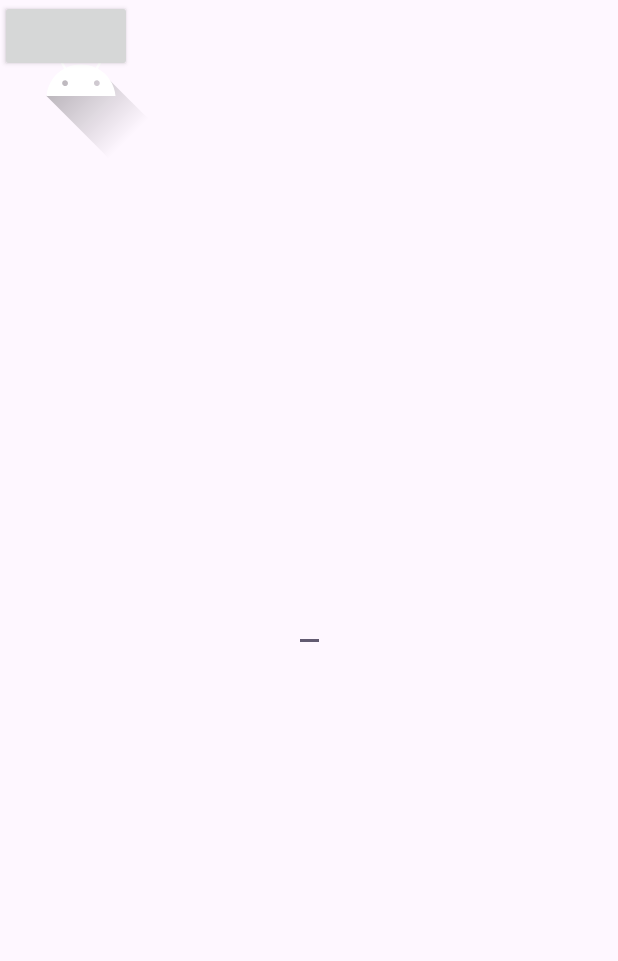
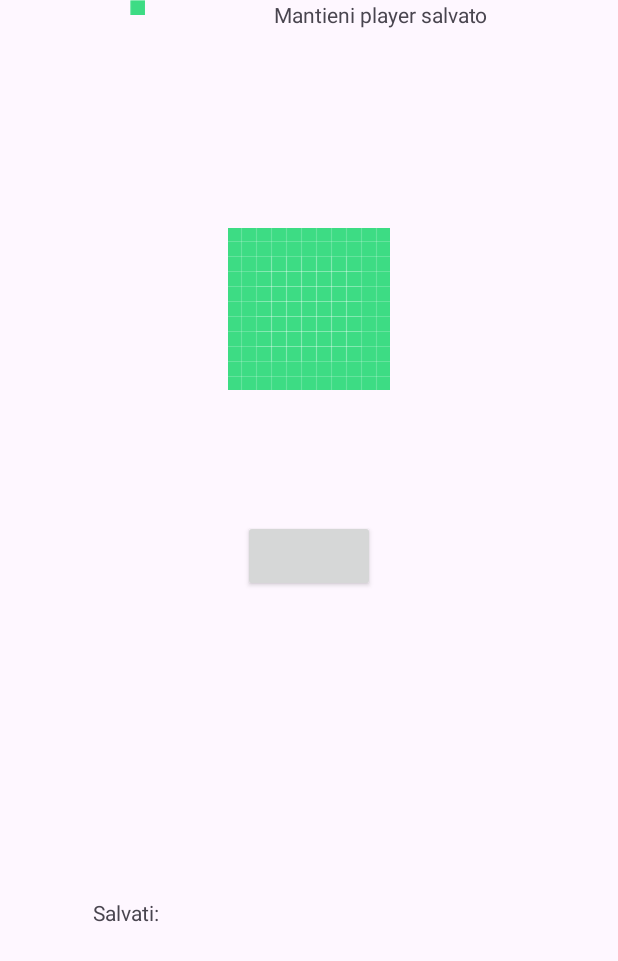
Before and after one commit to DiagonDev/GameRiseApp, an Android app: the screen it shows after launch (TagActivity), on a phone screen of 412 x 824 dp. Shown: the top 961 px of the screen. Run offline under Robolectric (Android 15) with nearby library versions, the phone set to English and light mode, and no system bars; 2 statements that could not run were skipped.

Commit message:
inizio layout

```diff
--- a/gamerise/app/src/main/res/layout/activity_tag.xml
+++ b/gamerise/app/src/main/res/layout/activity_tag.xml
@@ -7,28 +7,123 @@
     android:layout_height="match_parent"
     tools:context=".ui.TagActivity">
 
-    <EditText
-        android:id="@+id/insertTag"
-        android:layout_width="wrap_content"
-        android:layout_height="wrap_content"
-        android:autofillHints="Inserisci Tag"
-        app:layout_constraintBottom_toBottomOf="parent"
-        app:layout_constraintEnd_toEndOf="parent"
-        app:layout_constraintStart_toStartOf="parent"
-        app:layout_constraintTop_toTopOf="parent" />
     <ImageView
         android:id="@+id/logoApp"
         android:layout_width="wrap_content"
         android:layout_height="wrap_content"
-        android:src="@drawable/ic_launcher_foreground"/>
-    <androidx.appcompat.widget.AppCompatButton
-        android:id="@+id/search"
+        android:src="@drawable/ic_launcher_background"
+        app:layout_constraintBottom_toBottomOf="@+id/ho_gl_0.25"
+        app:layout_constraintEnd_toEndOf="parent"
+        app:layout_constraintStart_toStartOf="parent"
+        app:layout_constraintTop_toTopOf="@+id/ho_gl_0.25" />
+
+    <androidx.constraintlayout.widget.ConstraintLayout
+        android:id="@+id/middle_layout"
         android:layout_width="wrap_content"
         android:layout_height="wrap_content"
-        />
+        app:layout_constraintEnd_toEndOf="@id/ve_gl_0.85"
+        app:layout_constraintBottom_toBottomOf="@id/ho_gl_0.45"
+        app:layout_constraintStart_toStartOf="@id/ve_gl_0.15"
+        app:layout_constraintTop_toTopOf="@id/ho_gl_0.45">
+
+        <EditText
+            android:id="@+id/insertTag"
+            android:layout_width="0dp"
+            android:layout_height="wrap_content"
+            android:autofillHints="Inserisci Tag"
+            android:text="InserisciTag"
+            app:layout_constraintBottom_toBottomOf="parent"
+            app:layout_constraintEnd_toStartOf="@id/searchButton"
+            app:layout_constraintStart_toStartOf="parent"
+            app:layout_constraintTop_toTopOf="parent" />
+
+        <androidx.appcompat.widget.AppCompatButton
+            android:id="@+id/searchButton"
+            android:layout_width="0dp"
+            android:layout_height="wrap_content"
+            app:layout_constraintTop_toTopOf="parent"
+            app:layout_constraintBottom_toBottomOf="parent"
+            app:layout_constraintEnd_toEndOf="parent"/>
+    </androidx.constraintlayout.widget.ConstraintLayout>
+
+
+    <ImageButton
+        android:id="@+id/checkbox_button"
+        android:layout_width="10dp"
+        android:layout_height="10dp"
+        android:src="@drawable/ic_launcher_background"
+        app:layout_constraintEnd_toStartOf="@+id/mantieni_player_salvato_textview"
+        app:layout_constraintStart_toStartOf="parent"
+        app:layout_constraintTop_toBottomOf="@id/insertTag" />
+
+    <TextView
+        android:id="@+id/mantieni_player_salvato_textview"
+        android:layout_width="wrap_content"
+        android:layout_height="wrap_content"
+        android:text="@string/mantieni_player_salvato"
+        app:layout_constraintEnd_toEndOf="parent"
+        app:layout_constraintStart_toEndOf="@id/checkbox_button"
+        app:layout_constraintTop_toBottomOf="@+id/insertTag" />
+
+    <TextView
+        android:id="@+id/salvati_textView"
+        android:layout_width="0dp"
+        android:layout_height="wrap_content"
+        android:text="@string/salvati"
+        app:layout_constraintBottom_toTopOf="@id/ho_gl_0.75"
+        app:layout_constraintEnd_toEndOf="@id/ve_gl_0.85"
+        app:layout_constraintStart_toStartOf="@id/ve_gl_0.15" />
+
     <androidx.recyclerview.widget.RecyclerView
         android:id="@+id/recyclerView"
         android:layout_width="wrap_content"
         android:layout_height="wrap_content"
-        />
+        app:layout_constraintBottom_toBottomOf="parent"
+        app:layout_constraintEnd_toEndOf="parent"
+        app:layout_constraintStart_toStartOf="parent"
+        app:layout_constraintTop_toBottomOf="@id/salvati_textView" />
+
+    <!-- guideline -->
+    <androidx.constraintlayout.widget.Guideline
+        android:id="@+id/ho_gl_0.45"
+        android:layout_width="wrap_content"
+        android:layout_height="wrap_content"
+        android:orientation="horizontal"
+        app:layout_constraintGuide_percent="0.45" />
+
+    <androidx.constraintlayout.widget.Guideline
+        android:id="@+id/ho_gl_0.25"
+        android:layout_width="wrap_content"
+        android:layout_height="wrap_content"
+        android:orientation="horizontal"
+        app:layout_constraintGuide_percent="0.25" />
+
+    <androidx.constraintlayout.widget.Guideline
+        android:id="@+id/ho_gl_0.75"
+        android:layout_width="wrap_content"
+        android:layout_height="wrap_content"
+        android:orientation="horizontal"
+        app:layout_constraintGuide_percent="0.75" />
+
+    <androidx.constraintlayout.widget.Guideline
+        android:id="@+id/ve_gl_0.15"
+        android:layout_width="wrap_content"
+        android:layout_height="wrap_content"
+        android:orientation="vertical"
+        app:layout_constraintGuide_percent="0.15" />
+
+    <androidx.constraintlayout.widget.Guideline
+        android:id="@+id/ve_gl_0.85"
+        android:layout_width="wrap_content"
+        android:layout_height="wrap_content"
+        android:orientation="vertical"
+        app:layout_constraintGuide_percent="0.85" />
+
+    <androidx.constraintlayout.widget.Guideline
+        android:id="@+id/ve_gl_0.75"
+        android:layout_width="wrap_content"
+        android:layout_height="wrap_content"
+        android:orientation="vertical"
+        app:layout_constraintGuide_percent="0.75" />
+
 </androidx.constraintlayout.widget.ConstraintLayout>
--- a/gamerise/app/src/main/res/values/strings.xml
+++ b/gamerise/app/src/main/res/values/strings.xml
@@ -1,3 +1,7 @@
 <resources>
     <string name="app_name">GameRise</string>
+
+    <!-- activity_tag -->
+    <string name="mantieni_player_salvato">Mantieni player salvato</string>
+    <string name="salvati">Salvati:</string>
 </resources>
```
Also changed, not shown: 1 other file.
